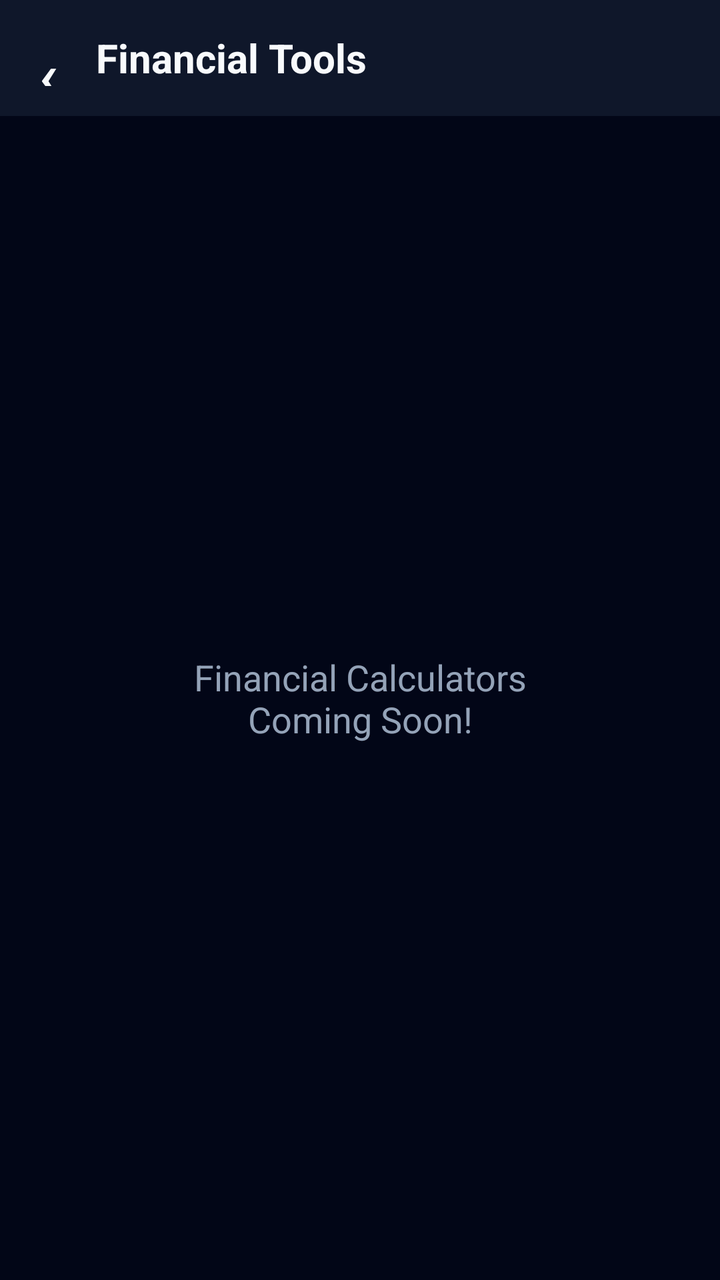
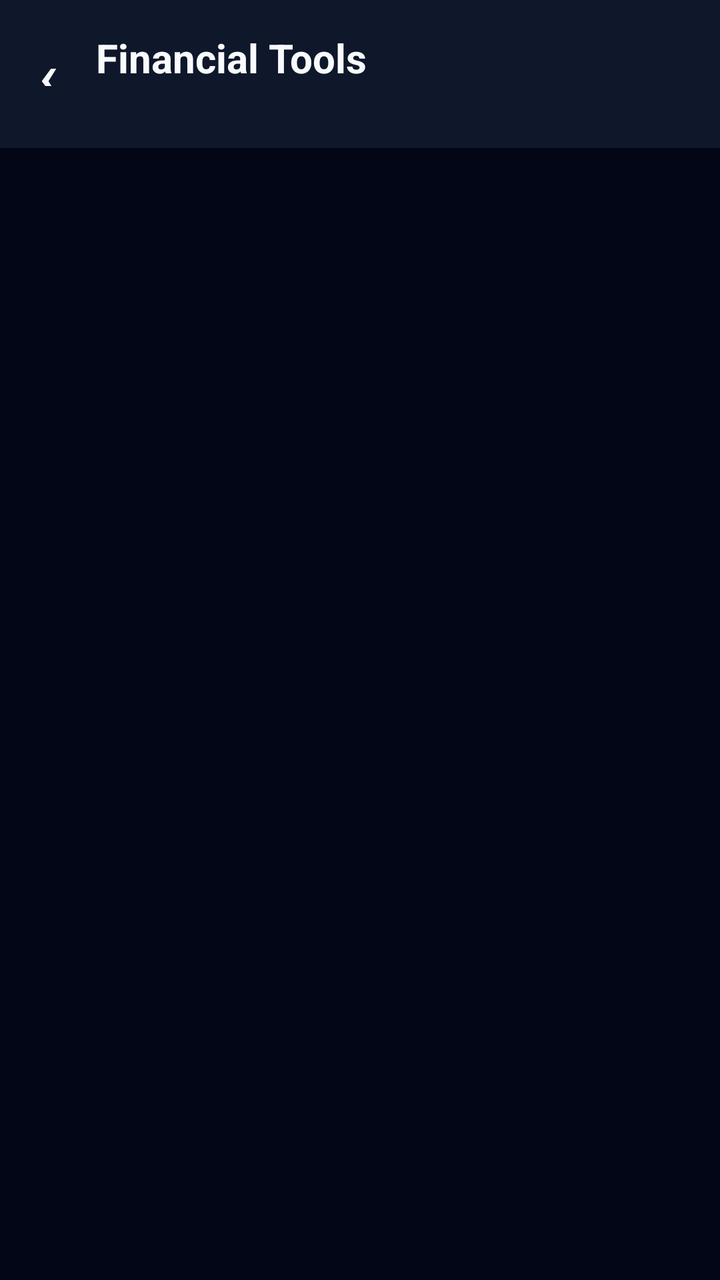

An Android layout rendered at two revisions. The XML below is the earlier revision; the diff shows what the commit changed to produce the second picture.
<!-- AndroidManifest.xml: application theme Theme.UltraCalc -->
<!-- res/layout/activity_financial.xml -->
<?xml version="1.0" encoding="utf-8"?>
<LinearLayout xmlns:android="http://schemas.android.com/apk/res/android"
    android:layout_width="match_parent"
    android:layout_height="match_parent"
    android:orientation="vertical"
    android:background="#020617">

    <LinearLayout
        android:layout_width="match_parent"
        android:layout_height="58dp"
        android:orientation="horizontal"
        android:gravity="center_vertical"
        android:background="#0F172A">
        <com.google.android.material.button.MaterialButton
            android:id="@+id/btnBackFin"
            style="@style/Widget.MaterialComponents.Button.TextButton"
            android:layout_width="48dp"
            android:layout_height="48dp"
            android:text="‹"
            android:textSize="32sp"
            android:textColor="#F8FAFC"/>
        <TextView
            android:layout_width="wrap_content"
            android:layout_height="wrap_content"
            android:text="Financial Tools"
            android:textColor="#F8FAFC"
            android:textSize="20sp"
            android:textStyle="bold"/>
    </LinearLayout>

    <TextView
        android:layout_width="match_parent"
        android:layout_height="match_parent"
        android:text="Financial Calculators\nComing Soon!"
        android:textColor="#94A3B8"
        android:textSize="18sp"
        android:gravity="center" />

</LinearLayout>
<!-- resources referenced by this layout -->
<resources>
  <style name="Theme.UltraCalc" parent="Theme.MaterialComponents.NoActionBar">
          <item name="colorPrimary">@color/primary</item>
          <item name="colorPrimaryVariant">@color/primaryDark</item>
          <item name="colorOnPrimary">@color/white</item>
          <item name="colorSecondary">@color/accentCyan</item>
          <item name="android:windowBackground">@color/bg</item>
          <item name="android:statusBarColor">@color/bg</item>
          <item name="android:navigationBarColor">@color/bg</item>
          <item name="android:windowLightStatusBar">false</item>
      </style>
  <color name="primary">#7C6FFF</color>
  <color name="primaryDark">#5A4FCC</color>
  <color name="white">#FFFFFF</color>
  <color name="accentCyan">#00E5FF</color>
  <color name="bg">#0D0D1A</color>
</resources>

<!-- the commit's change to res/layout/activity_financial.xml (unified diff, before → after) -->
@@ -12,7 +12,7 @@
         android:gravity="center_vertical"
         android:background="#0F172A">
         <com.google.android.material.button.MaterialButton
-            android:id="@+id/btnBackFin"
+            android:id="@+id/btnBack"
             style="@style/Widget.MaterialComponents.Button.TextButton"
             android:layout_width="48dp"
             android:layout_height="48dp"
@@ -28,12 +28,27 @@
             android:textStyle="bold"/>
     </LinearLayout>
 
-    <TextView
+    <HorizontalScrollView
         android:layout_width="match_parent"
-        android:layout_height="match_parent"
-        android:text="Financial Calculators\nComing Soon!"
-        android:textColor="#94A3B8"
-        android:textSize="18sp"
-        android:gravity="center" />
+        android:layout_height="wrap_content"
+        android:scrollbars="none"
+        android:background="#0F172A">
+        <LinearLayout
+            android:id="@+id/toolBar"
+            android:layout_width="wrap_content"
+            android:layout_height="wrap_content"
+            android:orientation="horizontal"
+            android:padding="8dp"/>
+    </HorizontalScrollView>
 
+    <ScrollView
+        android:layout_width="match_parent"
+        android:layout_height="match_parent">
+        <LinearLayout
+            android:id="@+id/mainContainer"
+            android:layout_width="match_parent"
+            android:layout_height="wrap_content"
+            android:orientation="vertical"
+            android:padding="16dp"/>
+    </ScrollView>
 </LinearLayout>
